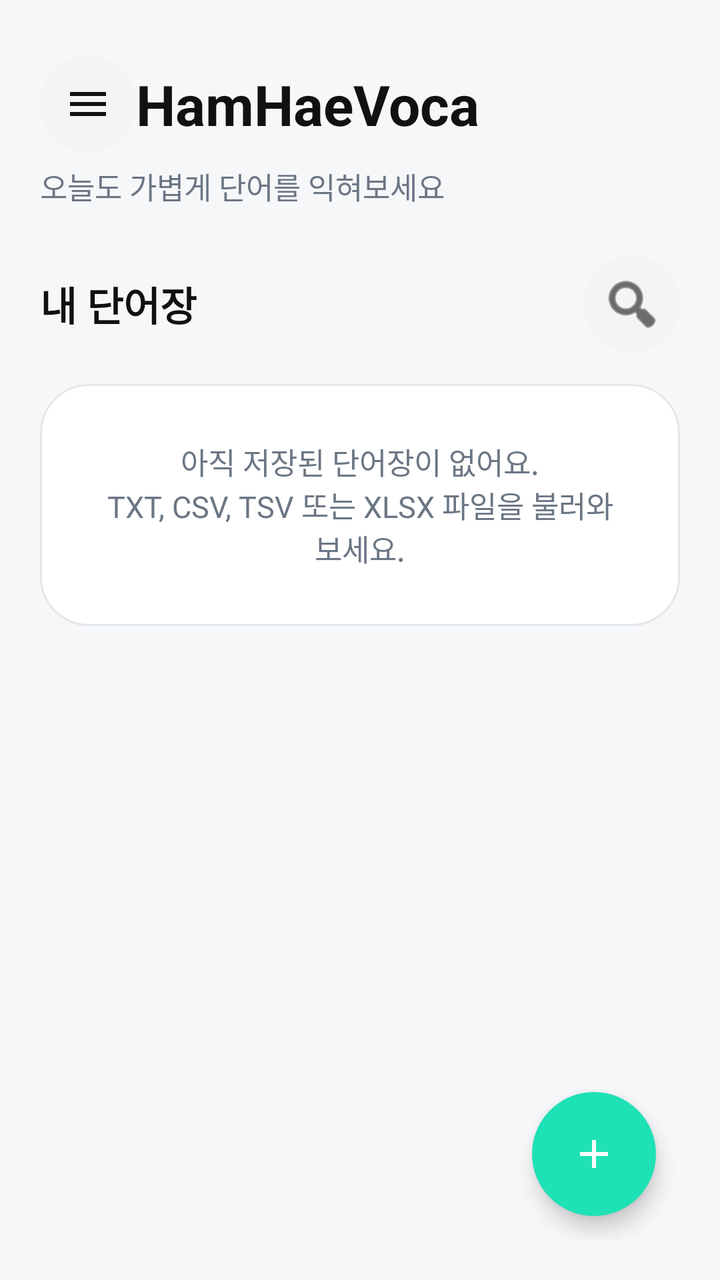
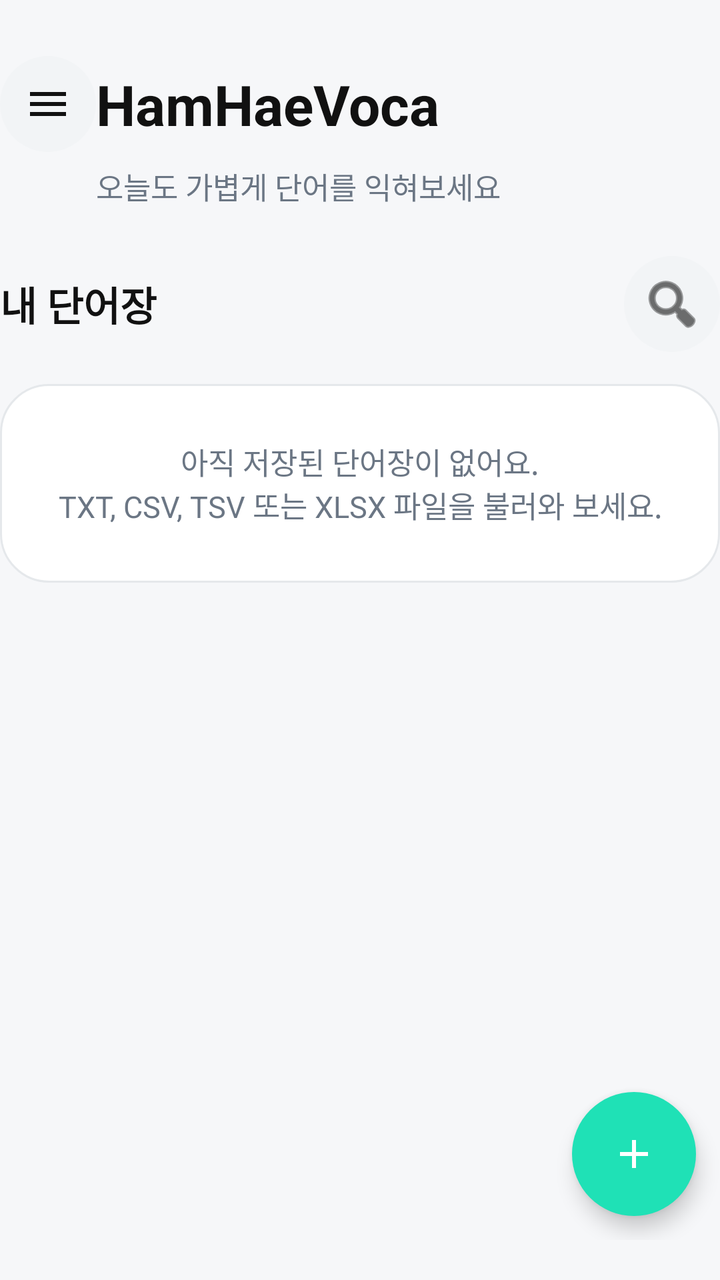

Compare the two renders of this Android layout. The source of the first and the diff that turns it into the second are given below.
<!-- AndroidManifest.xml: application theme AppTheme -->
<!-- res/layout/activity_main.xml -->
<?xml version="1.0" encoding="utf-8"?>
<LinearLayout xmlns:android="http://schemas.android.com/apk/res/android"
    android:layout_width="match_parent"
    android:layout_height="match_parent"
    android:background="@color/background"
    android:orientation="vertical"
    android:paddingStart="20dp"
    android:paddingTop="28dp"
    android:paddingEnd="20dp"
    android:paddingBottom="20dp">

    <LinearLayout android:layout_width="match_parent" android:layout_height="wrap_content"
        android:orientation="horizontal" android:gravity="center_vertical">
        <ImageButton
            android:id="@+id/folderButton"
            android:layout_width="48dp"
            android:layout_height="48dp"
            android:background="@drawable/bg_icon_button"
            android:contentDescription="@string/ui_cc77666197e1"
            android:padding="12dp"
            android:src="@drawable/ic_menu_hamburger"
            android:tint="@color/text_primary" />

        <TextView android:layout_width="0dp" android:layout_height="wrap_content"
            android:layout_weight="1" android:text="HamHaeVoca" style="@style/TitleText" />
    </LinearLayout>

    <TextView
        android:id="@+id/homeSubtitle"
        android:layout_width="wrap_content"
        android:layout_height="wrap_content"
        android:layout_marginTop="6dp"
        android:text="@string/ui_5fa0aaaa37d7"
        style="@style/BodyText" />

    <LinearLayout
        android:layout_width="match_parent"
        android:layout_height="wrap_content"
        android:layout_marginTop="24dp"
        android:gravity="center_vertical"
        android:orientation="horizontal">

        <TextView
            android:id="@+id/bookSectionTitle"
            style="@style/SectionText"
            android:layout_width="0dp"
            android:layout_height="wrap_content"
            android:layout_weight="1"
            android:singleLine="true"
            android:ellipsize="end"
            android:text="@string/ui_16803999121e" />


        <ImageButton
            android:id="@+id/bookSearchButton"
            android:layout_width="48dp"
            android:layout_height="48dp"
            android:background="@drawable/bg_icon_button"
            android:contentDescription="@string/ui_2f224b6b66fa"
            android:padding="12dp"
            android:src="@android:drawable/ic_menu_search"
            android:tint="@color/text_primary" />
    </LinearLayout>

    <LinearLayout
        android:id="@+id/bookSearchContainer"
        android:layout_width="match_parent"
        android:layout_height="wrap_content"
        android:visibility="gone"
        android:orientation="vertical">
        <EditText
            android:id="@+id/bookSearchInput"
            style="@style/InputField"
            android:layout_width="match_parent"
            android:layout_height="wrap_content"
            android:layout_marginTop="8dp"
            android:hint="@string/ui_90a620d0462a"
            android:inputType="text"
            android:singleLine="true" />
    </LinearLayout>

    <TextView
        android:id="@+id/emptyView"
        android:layout_width="match_parent"
        android:layout_height="wrap_content"
        android:layout_marginTop="16dp"
        android:background="@drawable/bg_card"
        android:gravity="center"
        android:padding="28dp"
        android:text="@string/ui_7c5b2aeebf30"
        style="@style/BodyText" />

    <LinearLayout
        android:id="@+id/selectionBar"
        android:layout_width="match_parent"
        android:layout_height="wrap_content"
        android:orientation="horizontal"
        android:gravity="center_vertical"
        android:visibility="gone">
        <TextView android:id="@+id/selectionCount" android:layout_width="0dp" android:layout_weight="1"
            android:layout_height="wrap_content" android:text="@string/ui_b62286738cf1" android:textStyle="bold" />
        <Button
            style="@style/SecondaryButton" android:id="@+id/moveSelectedButton" android:layout_width="wrap_content"
            android:layout_height="wrap_content" android:text="@string/ui_25ef7e23a29a" android:textAllCaps="false" />
        <Button
            style="@style/SecondaryButton" android:id="@+id/cancelSelectionButton" android:layout_width="wrap_content"
            android:layout_height="wrap_content" android:text="@string/ui_19b2d19bc141" android:textAllCaps="false" />
    </LinearLayout>

    <FrameLayout android:layout_width="match_parent" android:layout_height="0dp" android:layout_weight="1">
    <ListView
        android:id="@+id/bookList"
        android:layout_width="match_parent"
        android:layout_height="match_parent"
        android:layout_marginTop="10dp"
        android:clipToPadding="false"
        android:divider="@android:color/transparent"
        android:dividerHeight="10dp"
        android:paddingBottom="80dp" />

    <ImageButton android:id="@+id/importButton"
        android:layout_width="62dp" android:layout_height="62dp"
        android:layout_gravity="bottom|end"
        android:layout_margin="12dp" android:background="@drawable/bg_fab_mint"
        android:contentDescription="@string/ui_d455c82a86bc" android:padding="17dp"
        android:src="@drawable/ic_add_book" android:tint="@color/white"
        android:elevation="6dp" />
    </FrameLayout>
</LinearLayout>
<!-- resources referenced by this layout -->
<resources>
  <color name="background">#F6F7F9</color>
  <color name="text_primary">#111111</color>
  <color name="white">#FFFFFFFF</color>
  <!-- drawable bg_card (drawable) -->
  <?xml version="1.0" encoding="utf-8"?>
  <shape xmlns:android="http://schemas.android.com/apk/res/android" android:shape="rectangle">
      <solid android:color="@color/surface" />
      <corners android:radius="24dp" />
      <stroke android:width="1dp" android:color="@color/border" />
      <padding android:left="20dp" android:top="20dp" android:right="20dp" android:bottom="20dp" />
  </shape>
  <!-- drawable bg_fab_mint (drawable) -->
  <ripple xmlns:android="http://schemas.android.com/apk/res/android" android:color="#22000000"><item><shape android:shape="oval"><solid android:color="@color/primary"/></shape></item></ripple>
  <!-- drawable bg_icon_button (drawable) -->
  <?xml version="1.0" encoding="utf-8"?>
  <ripple xmlns:android="http://schemas.android.com/apk/res/android" android:color="#16111111">
      <item>
          <shape android:shape="oval">
              <solid android:color="@color/surface_alt" />
          </shape>
      </item>
  </ripple>
  <!-- drawable ic_add_book (drawable) -->
  <?xml version="1.0" encoding="utf-8"?>
  <vector xmlns:android="http://schemas.android.com/apk/res/android"
      android:width="24dp" android:height="24dp"
      android:viewportWidth="24" android:viewportHeight="24">
      <path android:fillColor="@color/text_primary"
          android:pathData="M19,13h-6v6h-2v-6H5v-2h6V5h2v6h6z" />
  </vector>
  <!-- drawable ic_menu_hamburger (drawable) -->
  <vector xmlns:android="http://schemas.android.com/apk/res/android" android:width="24dp" android:height="24dp" android:viewportWidth="24" android:viewportHeight="24"><path android:fillColor="#FF111111" android:pathData="M3,6h18v2H3z M3,11h18v2H3z M3,16h18v2H3z"/></vector>
  <string name="ui_16803999121e">내 단어장</string>
  <string name="ui_19b2d19bc141">취소</string>
  <string name="ui_25ef7e23a29a">폴더로 이동</string>
  <string name="ui_2f224b6b66fa">단어장 검색 열기 또는 닫기</string>
  <string name="ui_5fa0aaaa37d7">오늘도 가볍게 단어를 익혀보세요</string>
  <string name="ui_7c5b2aeebf30">아직 저장된 단어장이 없어요.\nTXT, CSV, TSV 또는 XLSX 파일을 불러와 보세요.</string>
  <string name="ui_90a620d0462a">단어장 검색</string>
  <string name="ui_b62286738cf1">선택 (0)</string>
  <string name="ui_cc77666197e1">폴더 선택 및 관리</string>
  <string name="ui_d455c82a86bc">새 단어장</string>
  <style name="BodyText">
          <item name="android:textSize">15sp</item>
          <item name="android:textColor">@color/text_secondary</item>
      </style>
  <style name="SectionText">
          <item name="android:fontFamily">sans-serif</item>
          <item name="android:textSize">20sp</item>
          <item name="android:textStyle">bold</item>
          <item name="android:textColor">@color/text_primary</item>
      </style>
  <style name="TitleText">
          <item name="android:textSize">28sp</item>
          <item name="android:textStyle">bold</item>
          <item name="android:textColor">@color/text_primary</item>
          <item name="android:fontFamily">sans-serif</item>
      </style>
  <color name="surface">#FFFFFF</color>
  <color name="border">#E5E8EB</color>
  <color name="primary">#1FE1B6</color>
  <color name="surface_alt">#F2F4F6</color>
  <color name="text_secondary">#6B7684</color>
  <color name="text_tertiary">#8B95A1</color>
  <!-- drawable bg_button_secondary (drawable) -->
  <?xml version="1.0" encoding="utf-8"?>
  <ripple xmlns:android="http://schemas.android.com/apk/res/android" android:color="#16111111">
      <item>
          <shape android:shape="rectangle">
              <solid android:color="@color/surface_alt" />
              <corners android:radius="18dp" />
              <padding android:left="18dp" android:top="14dp" android:right="18dp" android:bottom="14dp" />
          </shape>
      </item>
  </ripple>
  <!-- unchanged entries left out for length: 4 -->
</resources>

<!-- the commit's change to res/layout/activity_main.xml (unified diff, before → after) -->
@@ -4,9 +4,9 @@
     android:layout_height="match_parent"
     android:background="@color/background"
     android:orientation="vertical"
-    android:paddingStart="20dp"
+    android:paddingStart="0dp"
     android:paddingTop="28dp"
-    android:paddingEnd="20dp"
+    android:paddingEnd="0dp"
     android:paddingBottom="20dp">
 
     <LinearLayout android:layout_width="match_parent" android:layout_height="wrap_content"
@@ -27,6 +27,7 @@
 
     <TextView
         android:id="@+id/homeSubtitle"
+        android:layout_marginStart="48dp"
         android:layout_width="wrap_content"
         android:layout_height="wrap_content"
         android:layout_marginTop="6dp"
